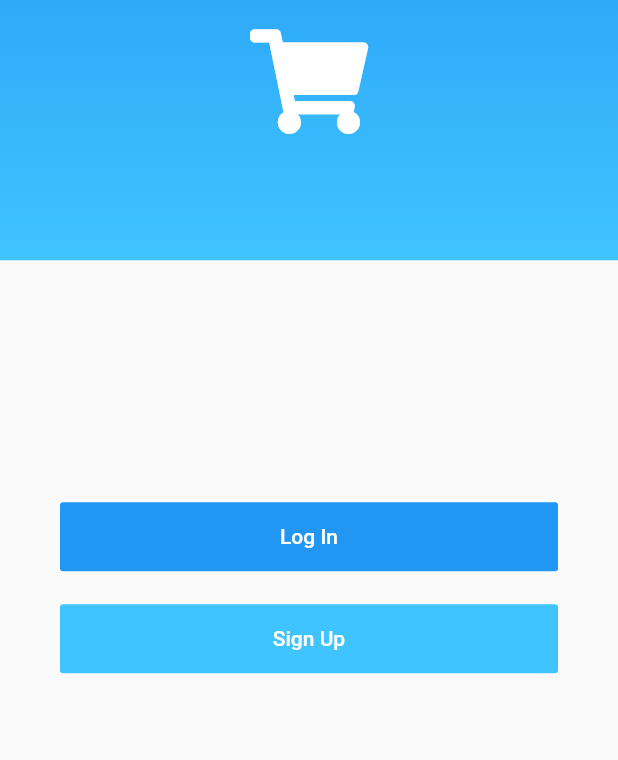
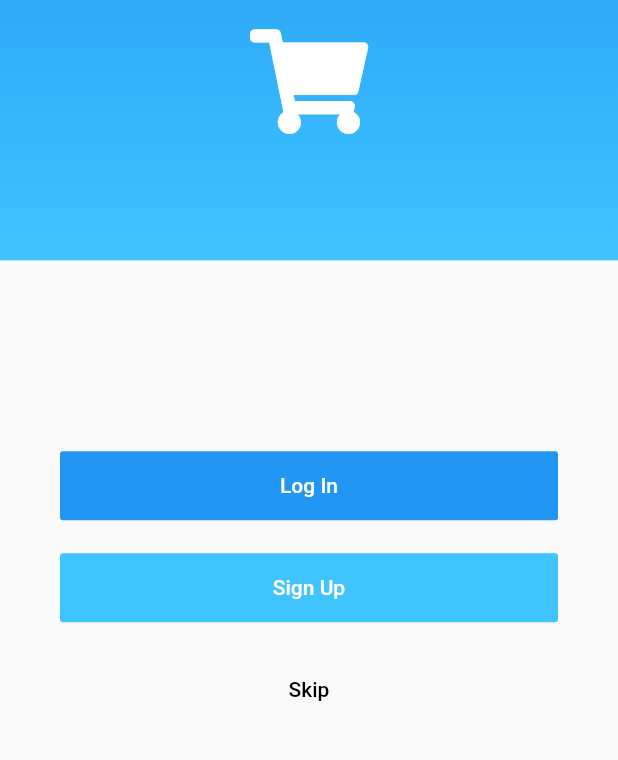
Before and after one commit to AbdullahhQureshi/Shopping-Hub-App, a Flutter app: the WelcomeScreen screen opened directly, on a phone screen of 412 x 824 dp, the part 197-957 px from its top. Run offline on Flutter 3.47's test engine with Material 2 defaults, Android fonts, the phone set to English and light mode, and no system bars; our stand-ins replace font_awesome_flutter.

```diff
--- /dev/null
+++ b/shopping_app/lib/provider/product.dart
@@ -0,0 +1,23 @@
+import 'package:flutter/foundation.dart';
+
+class Product with ChangeNotifier {
+  final String id;
+  final String title;
+  final String discription;
+  final String imageurl;
+  final double price;
+  bool isfavorite;
+
+  Product({
+    @required this.id,
+    @required this.title,
+    @required this.discription,
+    @required this.imageurl,
+    @required this.price,
+    this.isfavorite = false,
+  });
+  void toggleFavoriteStatus() {
+    isfavorite = !isfavorite;
+    notifyListeners();
+  }
+}
--- /dev/null
+++ b/shopping_app/lib/provider/products.dart
@@ -0,0 +1,44 @@
+import 'package:flutter/material.dart';
+import 'file:///E:/projects/shopping_app/lib/provider/product.dart';
+
+class Products with ChangeNotifier {
+  List<Product> _items = [
+    Product(
+        id: '1',
+        title: 'Yellow Scarf',
+        discription: 'this is an imported product',
+        imageurl:
+            'https://live.staticflickr.com/4043/4438260868_cc79b3369d_z.jpg',
+        price: 29.12),
+    Product(
+        id: '2',
+        title: 'A Pan',
+        discription: 'Prepare any meal you want.',
+        imageurl:
+            'https://upload.wikimedia.org/wikipedia/commons/thumb/1/14/Cast-Iron-Pan.jpg/1024px-Cast-Iron-Pan.jpg',
+        price: 49.99),
+    Product(
+        id: '3',
+        title: 'red shirt',
+        discription: 'this is an imported product',
+        imageurl:
+            'https://cdn.pixabay.com/photo/2016/10/02/22/17/red-t-shirt-1710578_1280.jpg',
+        price: 12.5)
+  ];
+  List<Product> get items {
+    return [..._items];
+  }
+
+  List<Product> get favoriteItems {
+    return _items.where((prodItem) => prodItem.isfavorite).toList();
+  }
+
+  Product findById(String id) {
+    return _items.firstWhere((prod) => prod.id == id);
+  }
+
+  void addproduct() {
+    // _items.add(value);
+    notifyListeners();
+  }
+}
--- a/shopping_app/lib/screens/welcome_page.dart
+++ b/shopping_app/lib/screens/welcome_page.dart
@@ -1,3 +1,5 @@
+import 'package:shopping_app/screens/allproduct_screen.dart';
+
 import 'login.dart';
 import 'signup.dart';
 import 'package:flutter/material.dart';
@@ -92,6 +94,25 @@ class _WelcomeScreenState extends State<WelcomeScreen> {
                       ),
                     ),
                   ),
+                  Padding(
+                    padding:
+                        EdgeInsets.symmetric(horizontal: 20, vertical: 10.0),
+                    child: FlatButton(
+                      padding: EdgeInsets.all(15),
+                      onPressed: () {
+                        Navigator.push(
+                          context,
+                          MaterialPageRoute(
+                            builder: (context) => Allproduct(),
+                          ),
+                        );
+                      },
+                      child: Text(
+                        'Skip',
+                        style: TextStyle(color: Colors.black),
+                      ),
+                    ),
+                  ),
                 ],
               ),
             ),
--- a/shopping_app/pubspec.yaml
+++ b/shopping_app/pubspec.yaml
@@ -24,6 +24,8 @@ dependencies:
   flutter:
     sdk: flutter
   font_awesome_flutter: '>= 4.7.0' #no indentation
+  provider: ^3.0.0
+  intl: ^0.16.1
 
 
   # The following adds the Cupertino Icons font to your application.
@@ -50,7 +52,7 @@ flutter:
   #   - images/a_dot_burr.jpeg
   #   - images/a_dot_ham.jpeg
 
-  # An image asset can refer to one or more resolution-specific "variants", see
+  # An image sset can refer to one or more resolution-specific "variants", see
   # https://flutter.dev/assets-and-images/#resolution-aware.
 
   # For details regarding adding assets from package dependencies, see
```
Also changed, not shown: shopping_app/lib/main.dart (+26 -6 lines), shopping_app/lib/screens/catagories_screen.dart (deleted, +0 -118 lines), shopping_app/lib/widget/app_drawer.dart (added, +37 -0 lines), shopping_app/lib/widget/badge.dart (added, +47 -0 lines), shopping_app/lib/widget/product_item.dart (added, +54 -0 lines), shopping_app/lib/widget/product_list.dart (added, +24 -0 lines), shopping_app/lib/widget/cart_item.dart (renamed from shopping_app/lib/widgets/cart_item.dart), shopping_app/lib/widget/order_item.dart (renamed from shopping_app/lib/widgets/order_item.dart), shopping_app/pubspec.lock.
